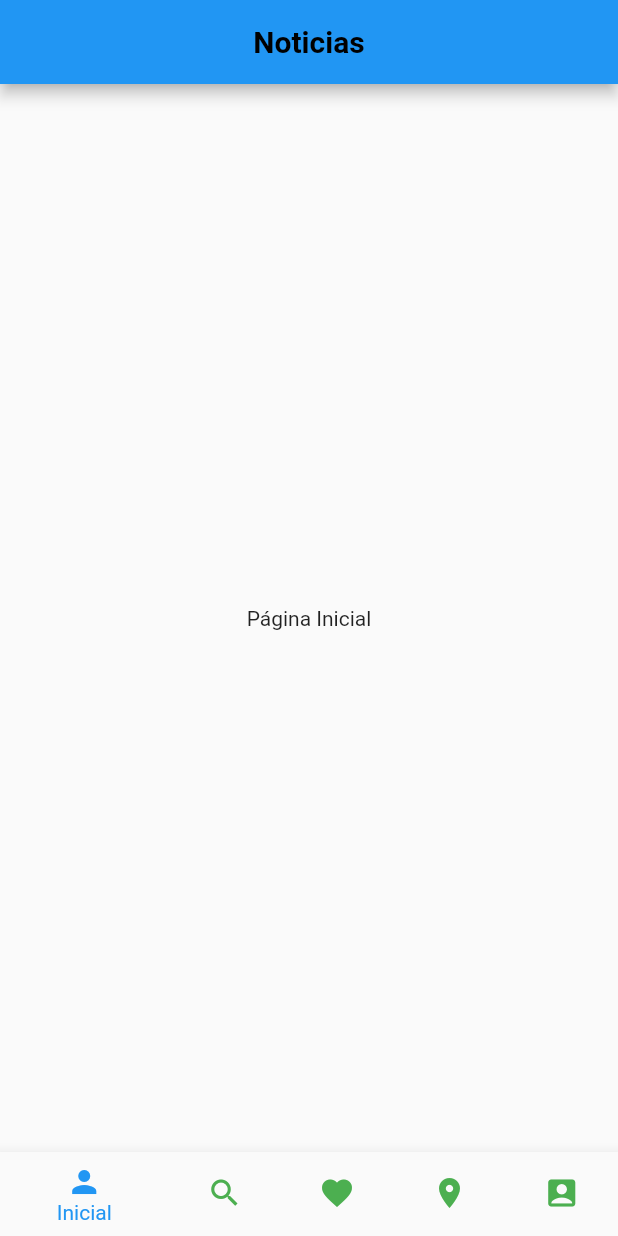
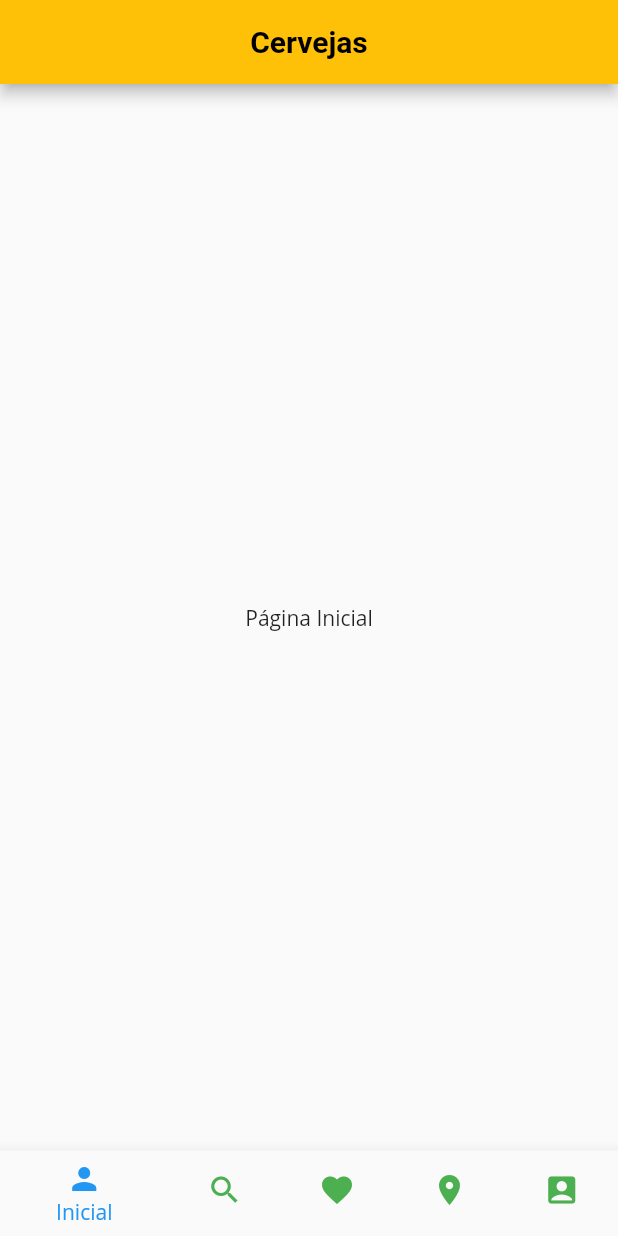
Before and after one commit to italo-mauricio/Flutter_POO1, a Flutter app: the screen it shows after launch, on a phone screen of 412 x 824 dp. Run offline on Flutter 3.47's test engine with Material 2 defaults, Android fonts, the phone set to English and light mode, and no system bars; Roboto replaces fonts that are missing (Open Sans).

Commit message:
feat: adicionando funcionalidades

```diff
--- a/flutter_project/lib/Atividades/atividade1.dart
+++ b/flutter_project/lib/Atividades/atividade1.dart
@@ -32,10 +32,16 @@ class _MyAppState extends State<MyApp> {
   @override
   Widget build(BuildContext context) {
     return MaterialApp(
-      theme: ThemeData(primarySwatch: Colors.blue),
+      debugShowCheckedModeBanner: false,
+      theme: ThemeData(
+      primarySwatch: Colors.amber,
+      textTheme: const TextTheme(
+        bodyText2: TextStyle(fontFamily: 'Open Sans'),
+      ),
+    ),
       home: Scaffold(
         appBar: AppBar(
-          title: const Text("Noticias",
+          title: const Text("Cervejas",
               style: TextStyle(
                   color: Colors.black, fontWeight: FontWeight.bold)),
           centerTitle: true,
@@ -45,7 +51,7 @@ class _MyAppState extends State<MyApp> {
           children: _pages,
         ),
         bottomNavigationBar: BottomNavigationBar(
-          backgroundColor: Colors.white,
+          backgroundColor: Colors.amber,
           currentIndex: _Index,
           selectedItemColor: Colors.blue,
           unselectedItemColor: Colors.green,
@@ -79,4 +85,8 @@ class _MyAppState extends State<MyApp> {
   void telaInicial(){
 
   }
+  void pesquisar(){
+
+  }
+
 }
```
